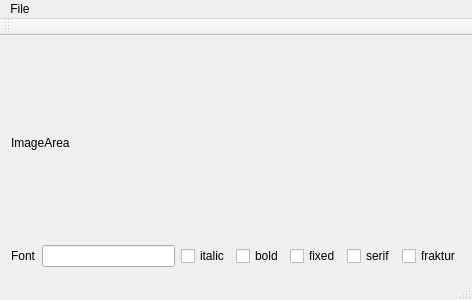
Old version of the form TesseractTrainer.ui in the repository DaikiMaekawa/marshmallow-tesseract-trainer.
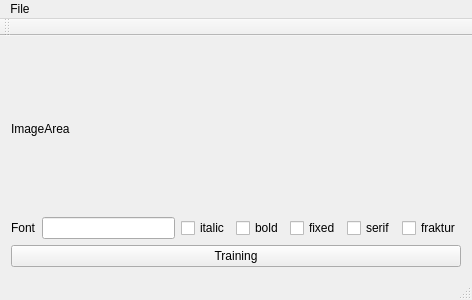
New version of the form.

Commit message: Implemented training button UI

```diff
--- a/TesseractTrainer.ui
+++ b/TesseractTrainer.ui
@@ -97,6 +97,13 @@
       </item>
      </layout>
     </item>
+    <item>
+     <widget class="QPushButton" name="pushTraining">
+      <property name="text">
+       <string>Training</string>
+      </property>
+     </widget>
+    </item>
    </layout>
   </widget>
   <widget class="QMenuBar" name="menuBar">
```
